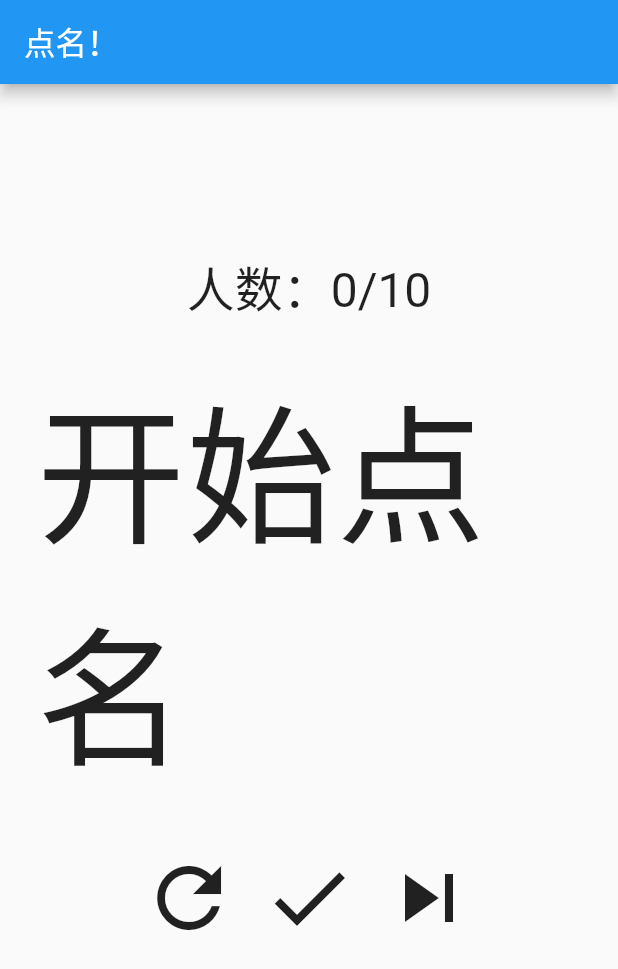
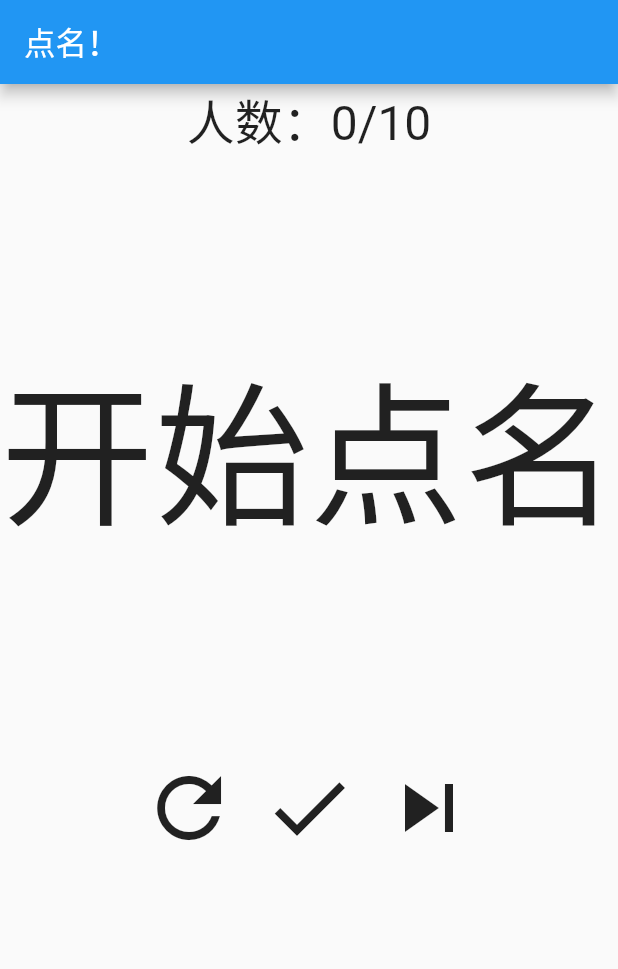
Before and after one commit to Yue-plus/flutter_cue, a Flutter app: the screen it shows after launch, on a phone screen of 412 x 824 dp. Shown: the top 969 px of the screen. Run offline on Flutter 3.47's test engine with Material 2 defaults, Android fonts, the phone set to English and light mode, and no system bars; our stand-ins replace flutter_tts; Roboto replaces fonts that are missing (楷体).

Commit message:
update home 自动调整姓名大小

```diff
--- a/lib/src/home.dart
+++ b/lib/src/home.dart
@@ -75,10 +75,10 @@ class _HomeState extends State<Home> {
     /// 设置说简体中文
     await flutterTts.setLanguage("zh-CN");
 
-    /// 设置说话速度
+    /// 设置说话速度；范围 0.0~1.0
     await flutterTts.setSpeechRate(2.0);
 
-    /// 设置说话音量
+    /// 设置说话音量；范围 0.0~1.0
     await flutterTts.setVolume(1.0);
 
     /// 设置音高；默认为 1.0；范围 0.5~2.0
@@ -98,21 +98,21 @@ class _HomeState extends State<Home> {
   Widget build(BuildContext context) {
     return Scaffold(
       appBar: AppBar(title: const Text(title)),
-      body: Center(
-        child: Column(
-          crossAxisAlignment: CrossAxisAlignment.center,
-          mainAxisAlignment: MainAxisAlignment.center,
-          mainAxisSize: MainAxisSize.max,
+      body: ListView(
         children: [
           Text(
             '人数：$index/${students.length - 1}',
+            textAlign: TextAlign.center,
             style: const TextStyle(fontSize: 32),
           ),
-            Padding(
-              padding: const EdgeInsets.all(24),
+          SizedBox(
+            height: MediaQuery.of(context).size.height * 0.48,
+            child: FittedBox(
               child: Text(
                 students[index],
-                style: const TextStyle(fontSize: 100, fontFamily: '楷体'),
+                textAlign: TextAlign.center,
+                style: const TextStyle(fontFamily: '楷体'),
+              ),
             ),
           ),
           Row(
@@ -144,7 +144,6 @@ class _HomeState extends State<Home> {
           ),
         ],
       ),
-      ),
     );
   }
 }
```
Lines whose indentation alone changed are shown as unchanged.
